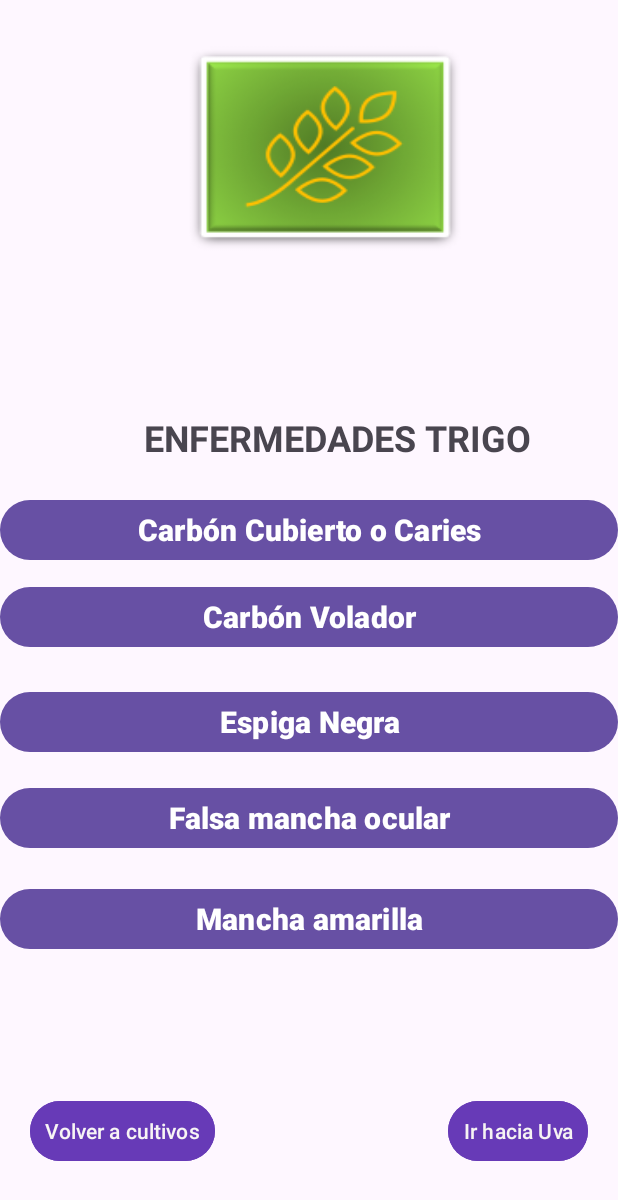
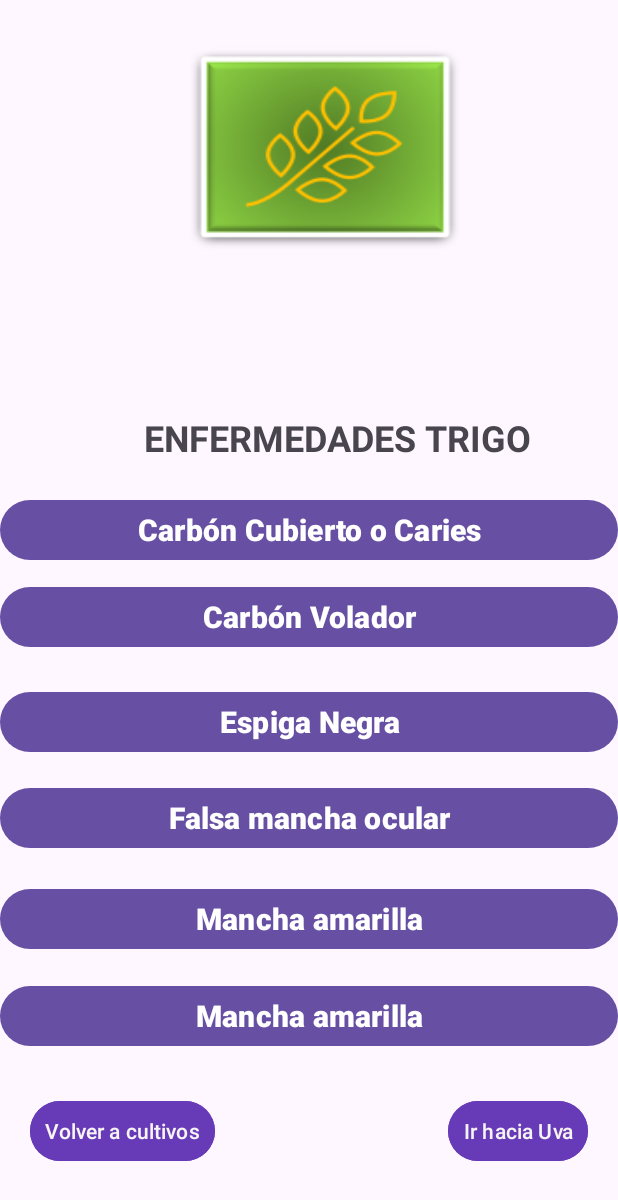
Before and after one commit to CamilaGiudice/parcial-1-am-acn4bv-barreiro-giudice-roldan, an Android app: the Enfermedades_Trigo screen opened directly, with no data from a screen before it, on a phone screen of 412 x 824 dp. Shown: the top 1200 px of the screen. Run offline under Robolectric (Android 15) with nearby library versions, the phone set to English and light mode, and no system bars.

Commit message:
Cambios en enfermedades de trigo: Agrego enfermedad fusariosis

```diff
--- a/app/src/main/res/layout/activity_enfermedades_trigo.xml
+++ b/app/src/main/res/layout/activity_enfermedades_trigo.xml
@@ -132,4 +132,17 @@
         app:layout_constraintStart_toStartOf="parent"
         app:layout_constraintTop_toBottomOf="@+id/btnfalsa" />
 
+    <Button
+        android:id="@+id/btnfusariosis"
+        android:layout_width="0dp"
+        android:layout_height="wrap_content"
+        android:layout_marginTop="84dp"
+        android:text="@string/mancha_amarilla"
+        android:textSize="20sp"
+        android:textStyle="bold"
+        app:layout_constraintEnd_toEndOf="parent"
+        app:layout_constraintHorizontal_bias="0.0"
+        app:layout_constraintStart_toStartOf="parent"
+        app:layout_constraintTop_toBottomOf="@+id/btnfalsa" />
+
 </androidx.constraintlayout.widget.ConstraintLayout>
```
